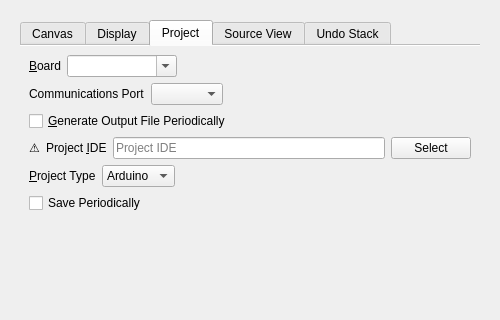
The window that UI/glitch-canvas-settings.ui (textbrowser/glitch) describes before a commit, drawn with Qt 5; both pictures show x 0 to 500 and y 0 to 320 of the 500 by 700 pixel window.
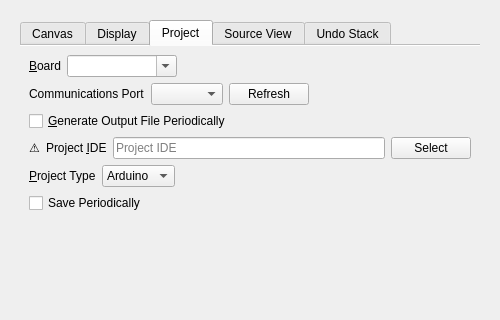
The same window after the commit. The open tabs and pages were chosen to show the change. Icons and pictures are not drawn.

Commit message: Serial port.

The edit to the form file:
```diff
--- a/UI/glitch-canvas-settings.ui
+++ b/UI/glitch-canvas-settings.ui
@@ -677,6 +677,13 @@
                </property>
               </widget>
              </item>
+             <item>
+              <widget class="QPushButton" name="project_communications_port_refresh">
+               <property name="text">
+                <string>Refresh</string>
+               </property>
+              </widget>
+             </item>
              <item>
               <spacer name="horizontalSpacer_16">
                <property name="orientation">
```
Left out of the diff: 1 changed line with no effect on the pictures. The commit also changes 4 other files.
